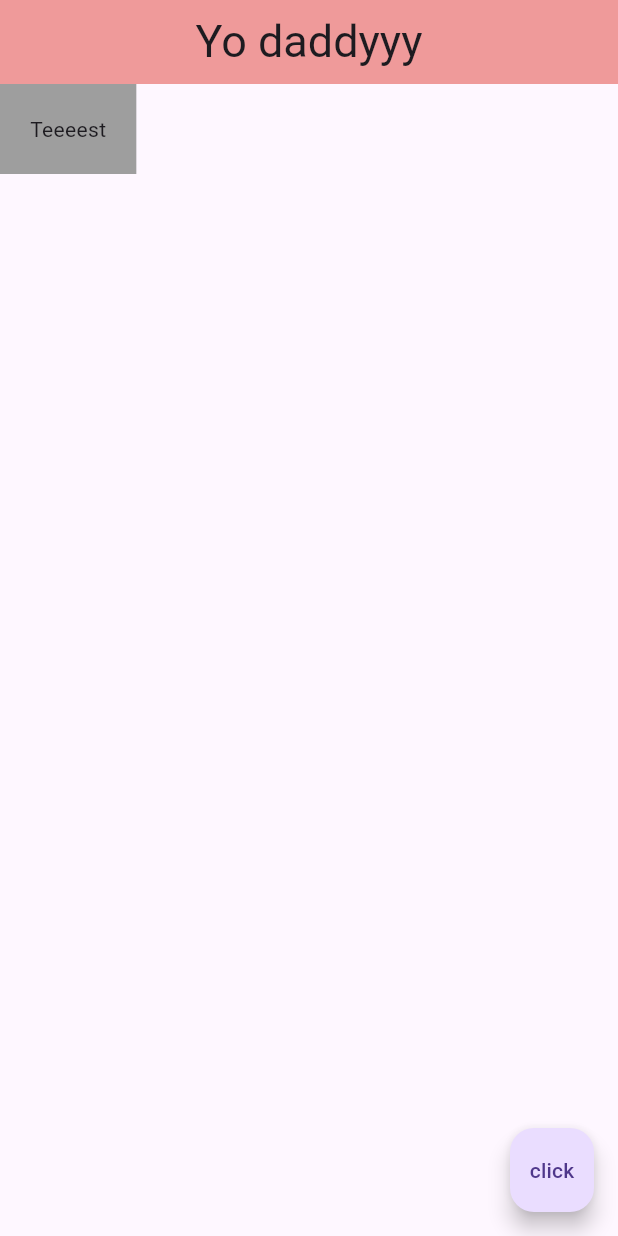
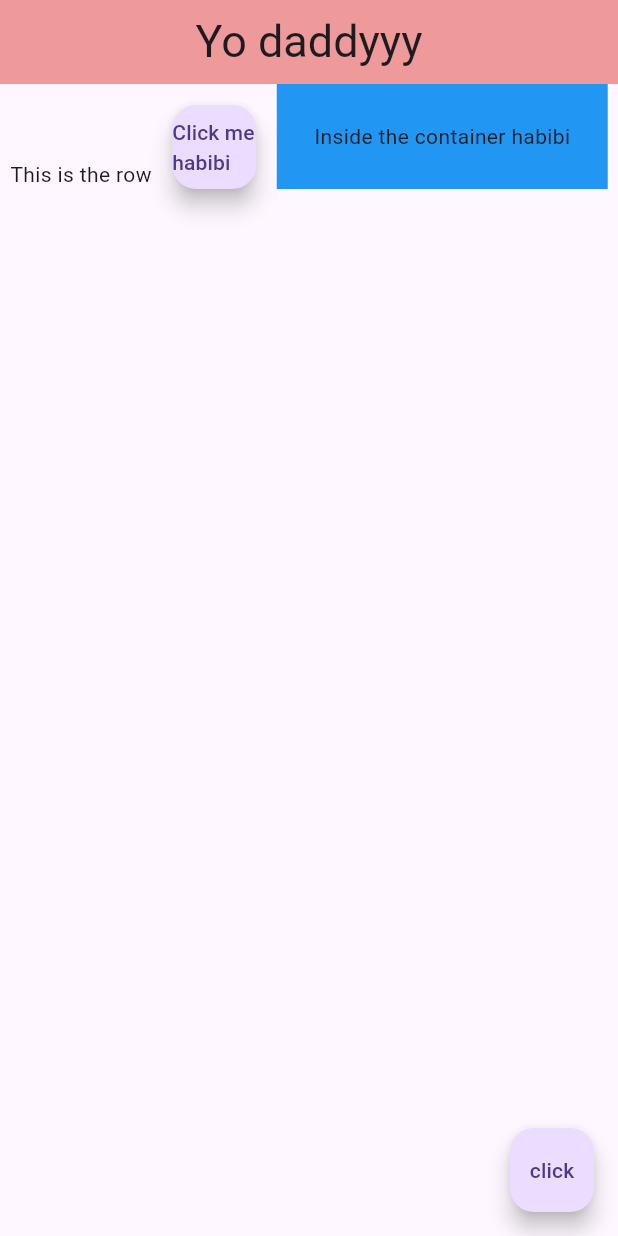
Before and after one commit to Vazimax/flutter-course, a Flutter app: the screen it shows after launch, on a phone screen of 412 x 824 dp. Run offline on Flutter 3.47's test engine with Material 3 defaults, Android fonts, the phone set to English and light mode, and no system bars.

Commit message:
added a row

```diff
--- a/lib/main.dart
+++ b/lib/main.dart
@@ -18,10 +18,20 @@ class Home extends StatelessWidget {
         centerTitle: true,
         backgroundColor: Colors.red[200],
       ),
-      body: Container(
-        color: Colors.grey,
-        padding: EdgeInsets.all(20),
-        child: Text('Teeeest'),
+      body: Row(
+        mainAxisAlignment: MainAxisAlignment.spaceAround,
+        crossAxisAlignment: CrossAxisAlignment.end,
+        children: <Widget>[
+          Text('This is the row'),
+          FloatingActionButton(
+            onPressed: () {},
+            child: Text('Click me habibi'),
+          ),
+          Container(
+              color: Colors.blue,
+              padding: EdgeInsets.all(25),
+              child: Text('Inside the container habibi')),
+        ],
       ),
       floatingActionButton: FloatingActionButton(
         onPressed: () {},
```
